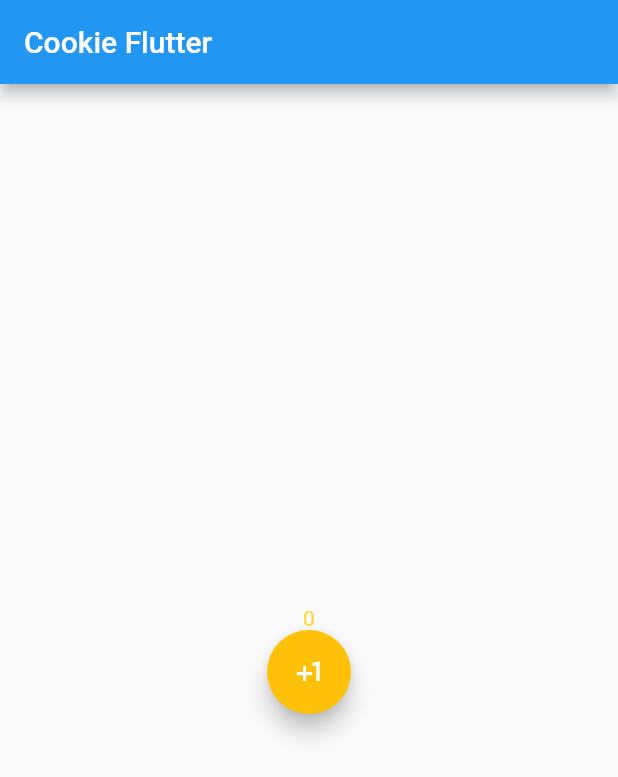
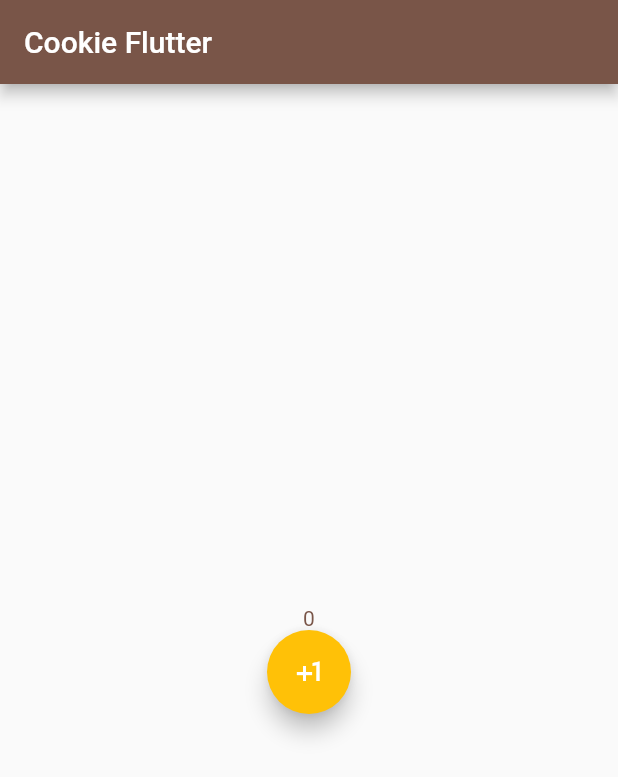
Before and after one commit to mi-ki-ri/cookie-flutter-test-repo, a Flutter app: the screen it shows after launch, on a phone screen of 412 x 824 dp. Shown: the top 777 px of the screen. Run offline on Flutter 3.47's test engine with Material 2 defaults, Android fonts, the light colour scheme and no system bars.

Commit message:
nice coloring

```diff
--- a/lib/main.dart
+++ b/lib/main.dart
@@ -10,6 +10,7 @@ class MyApp extends StatelessWidget {
       home: Scaffold(
         appBar: AppBar(
           title: Text('Cookie Flutter'),
+          backgroundColor: Colors.brown,
         ),
         body: Center(child: MyCounter()),
       ),
@@ -38,7 +39,7 @@ class _MyCounterState extends State<MyCounter> {
         Spacer(),
         Text(
           myCount.toString(),
-          style: TextStyle(color: Colors.amberAccent),
+          style: TextStyle(color: Colors.brown),
         ),
         FloatingActionButton(
           onPressed: increment,
```
